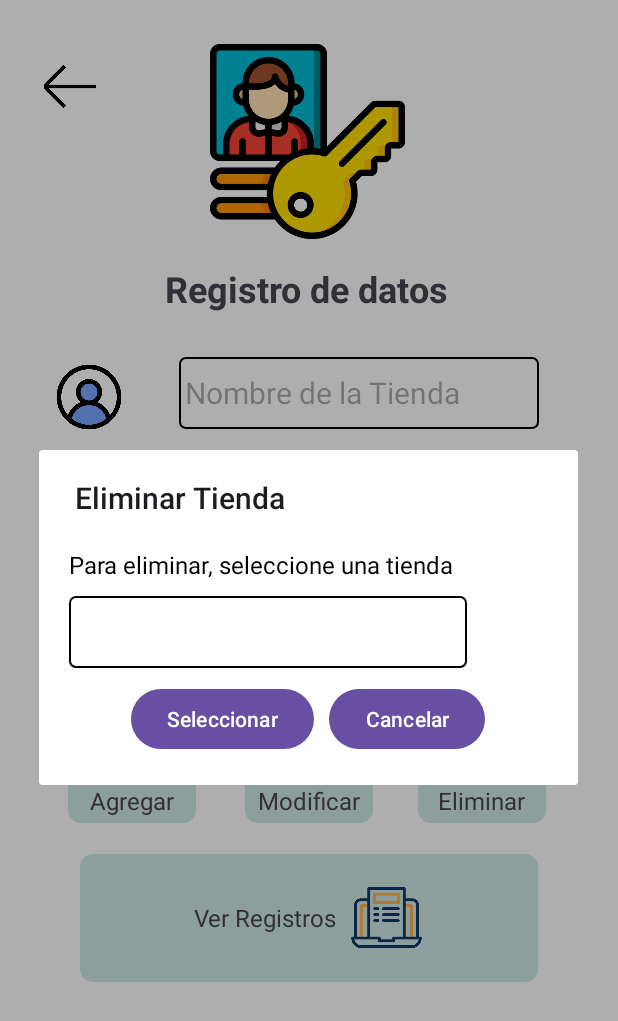
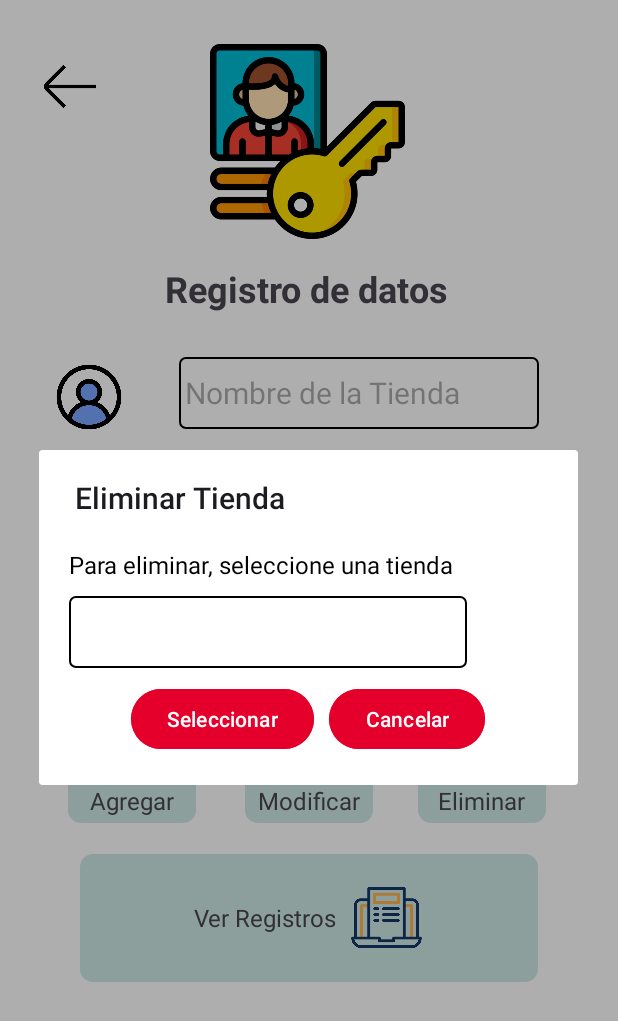
Before and after one commit to carlosEnriqueGC/ProyectoANDROID2024, an Android app: the PantallaIngresoTienda screen opened directly, with no data from a screen before it, after a tap on "Eliminar", on a phone screen of 412 x 824 dp. Shown: the top 1021 px of the screen. Run offline under Robolectric (Android 15) with nearby library versions, the phone set to English and light mode, and no system bars.

Commit message:
se cambio el color de los botones para los dialog

```diff
--- a/PROYECTORECARGAAPP/app/src/main/java/com/umg/clarorecargasapp/PantallaIngresoTienda.java
+++ b/PROYECTORECARGAAPP/app/src/main/java/com/umg/clarorecargasapp/PantallaIngresoTienda.java
@@ -221,6 +221,8 @@ public class PantallaIngresoTienda extends AppCompatActivity {
                 nombreEditText.setEnabled(false);
                 pinEditText.setEnabled(false);
                 spinnerEstado.setEnabled(false);
+                guardarButton.setEnabled(true);
+                eliminarButton.setEnabled(true);
             }
         });
 
--- a/PROYECTORECARGAAPP/app/src/main/res/layout/dialog_seleccionar_tienda.xml
+++ b/PROYECTORECARGAAPP/app/src/main/res/layout/dialog_seleccionar_tienda.xml
@@ -30,12 +30,14 @@
             android:id="@+id/btnSeleccionar"
             android:layout_width="wrap_content"
             android:layout_height="wrap_content"
+            android:backgroundTint="#E4002B"
             android:text="Seleccionar"
             android:layout_marginEnd="10dp" />
 
         <Button
             android:id="@+id/btnCancelar"
             android:layout_width="wrap_content"
+            android:backgroundTint="#E4002B"
             android:layout_height="wrap_content"
             android:text="Cancelar" />
     </LinearLayout>
--- a/PROYECTORECARGAAPP/app/src/main/res/layout/dialog_seleccionar_tienda_eliminar.xml
+++ b/PROYECTORECARGAAPP/app/src/main/res/layout/dialog_seleccionar_tienda_eliminar.xml
@@ -31,12 +31,14 @@
             android:layout_width="wrap_content"
             android:layout_height="wrap_content"
             android:text="Seleccionar"
+            android:backgroundTint="#E4002B"
             android:layout_marginEnd="10dp" />
 
         <Button
             android:id="@+id/btnCancelar"
             android:layout_width="wrap_content"
             android:layout_height="wrap_content"
+            android:backgroundTint="#E4002B"
             android:text="Cancelar" />
     </LinearLayout>
 </LinearLayout>
```
